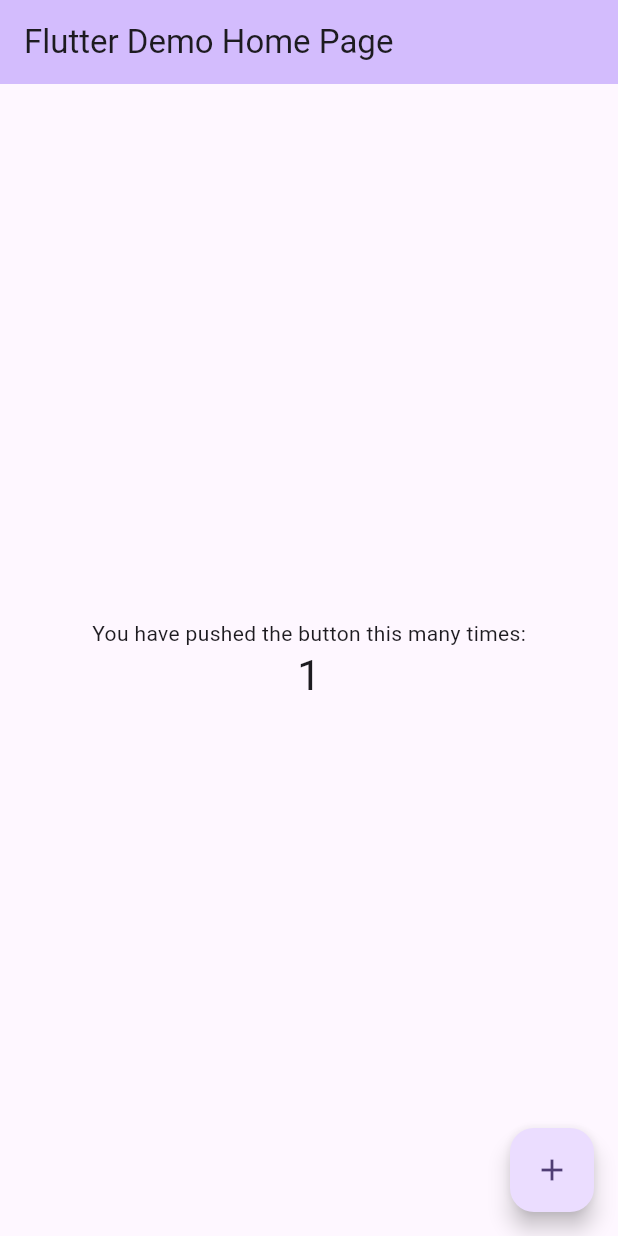
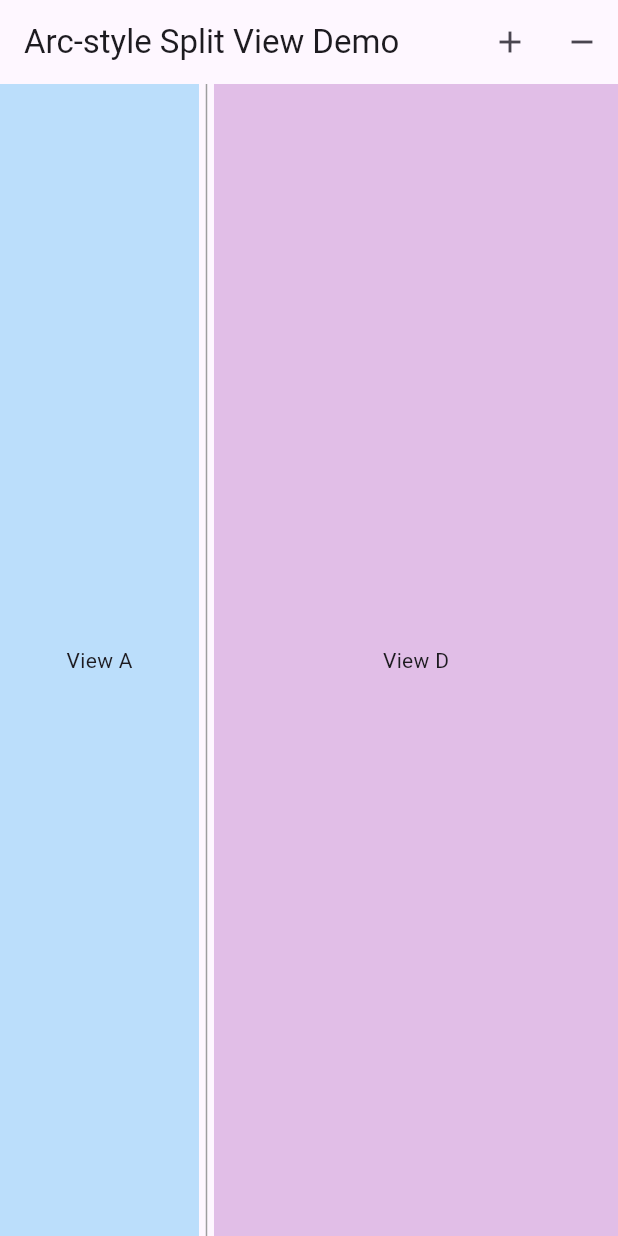
Before and after one commit to r0227n/gtd_journal, a Flutter app: the screen it shows after launch, after a tap on the "add" icon, on a phone screen of 412 x 824 dp. Run offline on Flutter 3.47's test engine with Material 3 defaults, Android fonts, the phone set to English and light mode, and no system bars.

Commit message:
Create SplitView (#1)
* add: split viewの叩き台作成

* add: split_view widget

```diff
--- a/lib/main.dart
+++ b/lib/main.dart
@@ -1,125 +1,62 @@
 import 'package:flutter/material.dart';
+import 'package:gtd_journal/widgets/split_view.dart';
 
-void main() {
-  runApp(const MyApp());
-}
+void main() => runApp(const MyApp());
 
 class MyApp extends StatelessWidget {
   const MyApp({super.key});
 
-  // This widget is the root of your application.
   @override
   Widget build(BuildContext context) {
-    return MaterialApp(
-      title: 'Flutter Demo',
-      theme: ThemeData(
-        // This is the theme of your application.
-        //
-        // TRY THIS: Try running your application with "flutter run". You'll see
-        // the application has a purple toolbar. Then, without quitting the app,
-        // try changing the seedColor in the colorScheme below to Colors.green
-        // and then invoke "hot reload" (save your changes or press the "hot
-        // reload" button in a Flutter-supported IDE, or press "r" if you used
-        // the command line to start the app).
-        //
-        // Notice that the counter didn't reset back to zero; the application
-        // state is not lost during the reload. To reset the state, use hot
-        // restart instead.
-        //
-        // This works for code too, not just values: Most code changes can be
-        // tested with just a hot reload.
-        colorScheme: ColorScheme.fromSeed(seedColor: Colors.deepPurple),
-        useMaterial3: true,
-      ),
-      home: const MyHomePage(title: 'Flutter Demo Home Page'),
+    return const MaterialApp(
+      home: SplitViewDemo(),
     );
   }
 }
 
-class MyHomePage extends StatefulWidget {
-  const MyHomePage({super.key, required this.title});
-
-  // This widget is the home page of your application. It is stateful, meaning
-  // that it has a State object (defined below) that contains fields that affect
-  // how it looks.
-
-  // This class is the configuration for the state. It holds the values (in this
-  // case the title) provided by the parent (in this case the App widget) and
-  // used by the build method of the State. Fields in a Widget subclass are
-  // always marked "final".
-
-  final String title;
+class SplitViewDemo extends StatefulWidget {
+  const SplitViewDemo({super.key});
 
   @override
-  State<MyHomePage> createState() => _MyHomePageState();
+  _SplitViewDemoState createState() => _SplitViewDemoState();
 }
 
-class _MyHomePageState extends State<MyHomePage> {
-  int _counter = 0;
-
-  void _incrementCounter() {
-    setState(() {
-      // This call to setState tells the Flutter framework that something has
-      // changed in this State, which causes it to rerun the build method below
-      // so that the display can reflect the updated values. If we changed
-      // _counter without calling setState(), then the build method would not be
-      // called again, and so nothing would appear to happen.
-      _counter++;
-    });
-  }
+class _SplitViewDemoState extends State<SplitViewDemo> {
+  List<Widget> children = [
+    Container(
+      color: Colors.blue[100],
+      child: const Center(child: Text('View A')),
+    ),
+  ];
 
   @override
   Widget build(BuildContext context) {
-    // This method is rerun every time setState is called, for instance as done
-    // by the _incrementCounter method above.
-    //
-    // The Flutter framework has been optimized to make rerunning build methods
-    // fast, so that you can just rebuild anything that needs updating rather
-    // than having to individually change instances of widgets.
     return Scaffold(
       appBar: AppBar(
-        // TRY THIS: Try changing the color here to a specific color (to
-        // Colors.amber, perhaps?) and trigger a hot reload to see the AppBar
-        // change color while the other colors stay the same.
-        backgroundColor: Theme.of(context).colorScheme.inversePrimary,
-        // Here we take the value from the MyHomePage object that was created by
-        // the App.build method, and use it to set our appbar title.
-        title: Text(widget.title),
+        title: const Text('Arc-style Split View Demo'),
+        actions: [
+          IconButton(
+            onPressed: () {
+              setState(() {
+                children.add(Container(
+                  color: Colors.purple[100],
+                  child: const Center(child: Text('View D')),
+                ));
+              });
+            },
+            icon: const Icon(Icons.add),
+          ),
+          IconButton(
+            onPressed: () {
+              setState(() {
+                children.removeLast();
+              });
+            },
+            icon: const Icon(Icons.remove),
+          ),
+        ],
       ),
-      body: Center(
-        // Center is a layout widget. It takes a single child and positions it
-        // in the middle of the parent.
-        child: Column(
-          // Column is also a layout widget. It takes a list of children and
-          // arranges them vertically. By default, it sizes itself to fit its
-          // children horizontally, and tries to be as tall as its parent.
-          //
-          // Column has various properties to control how it sizes itself and
-          // how it positions its children. Here we use mainAxisAlignment to
-          // center the children vertically; the main axis here is the vertical
-          // axis because Columns are vertical (the cross axis would be
-          // horizontal).
-          //
-          // TRY THIS: Invoke "debug painting" (choose the "Toggle Debug Paint"
-          // action in the IDE, or press "p" in the console), to see the
-          // wireframe for each widget.
-          mainAxisAlignment: MainAxisAlignment.center,
-          children: <Widget>[
-            const Text(
-              'You have pushed the button this many times:',
-            ),
-            Text(
-              '$_counter',
-              style: Theme.of(context).textTheme.headlineMedium,
-            ),
-          ],
-        ),
-      ),
-      floatingActionButton: FloatingActionButton(
-        onPressed: _incrementCounter,
-        tooltip: 'Increment',
-        child: const Icon(Icons.add),
-      ), // This trailing comma makes auto-formatting nicer for build methods.
+      body: SplitView(children: children),
     );
   }
 }
--- /dev/null
+++ b/lib/widgets/split_view.dart
@@ -0,0 +1,105 @@
+import 'package:flutter/material.dart';
+
+class SplitView extends StatefulWidget {
+  const SplitView({
+    super.key,
+    required this.children,
+  });
+
+  final List<Widget> children;
+
+  @override
+  State<SplitView> createState() => _SplitViewState();
+}
+
+class _SplitViewState extends State<SplitView> {
+  List<double> dividerPositions = [];
+
+  @override
+  void initState() {
+    super.initState();
+    dividerPositions = List.generate(
+      widget.children.length - 1,
+      (index) => (index + 1) / (widget.children.length + 1),
+    );
+  }
+
+  @override
+  void didUpdateWidget(covariant SplitView oldWidget) {
+    dividerPositions = List.generate(
+      widget.children.length - 1,
+      (index) => (index + 1) / (widget.children.length + 1),
+    );
+    super.didUpdateWidget(oldWidget);
+  }
+
+  void addSplit() {
+    if (dividerPositions.isEmpty) {
+      dividerPositions.add(0.5);
+    } else {
+      double lastPosition = dividerPositions.last;
+      dividerPositions.add(lastPosition + (1 - lastPosition) / 2);
+    }
+    setState(() {});
+  }
+
+  void removeSplit() {
+    if (dividerPositions.isNotEmpty) {
+      dividerPositions.removeLast();
+      setState(() {});
+    }
+  }
+
+  void _handleDragUpdate(int index, DragUpdateDetails details) {
+    setState(() {
+      dividerPositions[index] += details.delta.dx / context.size!.width;
+      dividerPositions[index] = dividerPositions[index].clamp(
+        index == 0 ? 0.1 : dividerPositions[index - 1] + 0.1,
+        index == dividerPositions.length - 1 ? 0.9 : dividerPositions[index + 1] - 0.1,
+      );
+    });
+  }
+
+  @override
+  Widget build(BuildContext context) {
+    return Scrollbar(
+      scrollbarOrientation: ScrollbarOrientation.bottom,
+      child: Row(
+        children: [
+          for (int i = 0; i <= dividerPositions.length; i++) ...[
+            Expanded(
+              flex: i == 0
+                  ? (dividerPositions.isEmpty ? 100 : (dividerPositions[0] * 100).round())
+                  : i == dividerPositions.length
+                      ? ((1 - dividerPositions.last) * 100).round()
+                      : ((dividerPositions[i] - dividerPositions[i - 1]) * 100).round(),
+              child: widget.children[i],
+            ),
+            if (i < dividerPositions.length)
+              GestureDetector(
+                behavior: HitTestBehavior.translucent,
+                onHorizontalDragUpdate: (details) => _handleDragUpdate(i, details),
+                child: CustomPaint(
+                  size: const Size(10, double.infinity),
+                  painter: DividerPainter(),
+                ),
+              ),
+          ],
+        ],
+      ),
+    );
+  }
+}
+
+class DividerPainter extends CustomPainter {
+  @override
+  void paint(Canvas canvas, Size size) {
+    final paint = Paint()
+      ..color = Colors.grey
+      ..strokeWidth = 1;
+    canvas.drawLine(Offset(size.width / 2, 0), Offset(size.width / 2, size.height), paint);
+  }
+
+  @override
+  bool shouldRepaint(covariant CustomPainter oldDelegate) => false;
+}
--- /dev/null
+++ b/lib/widgets/widgets.dart
@@ -0,0 +1 @@
+export 'split_view.dart';
```
